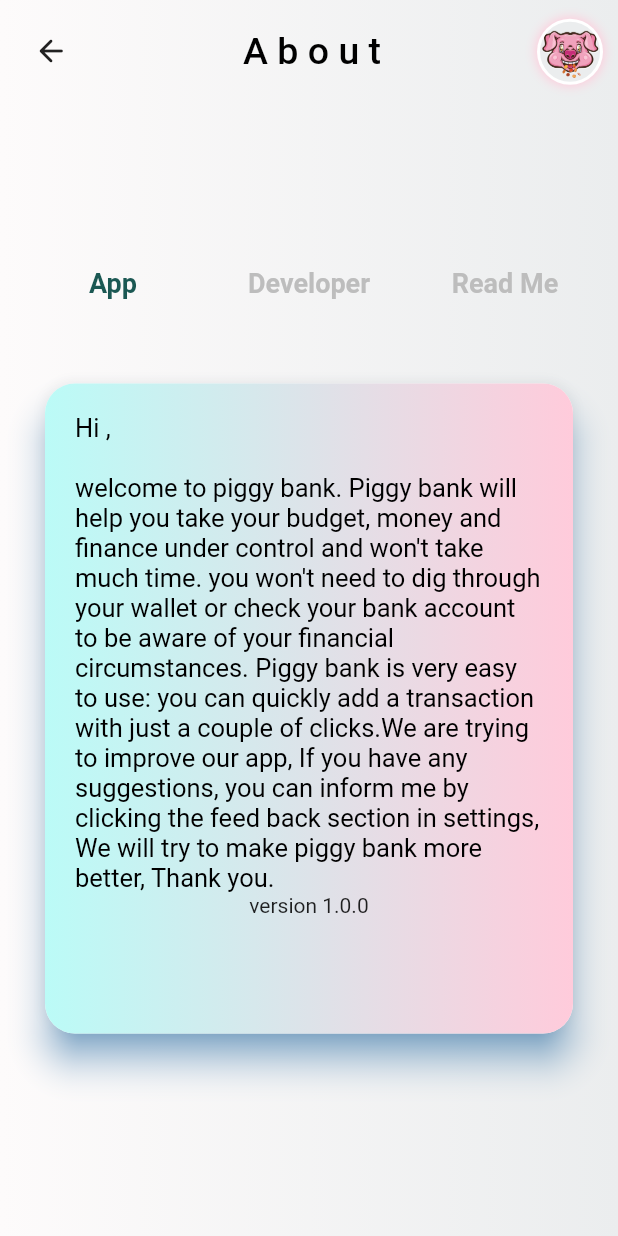
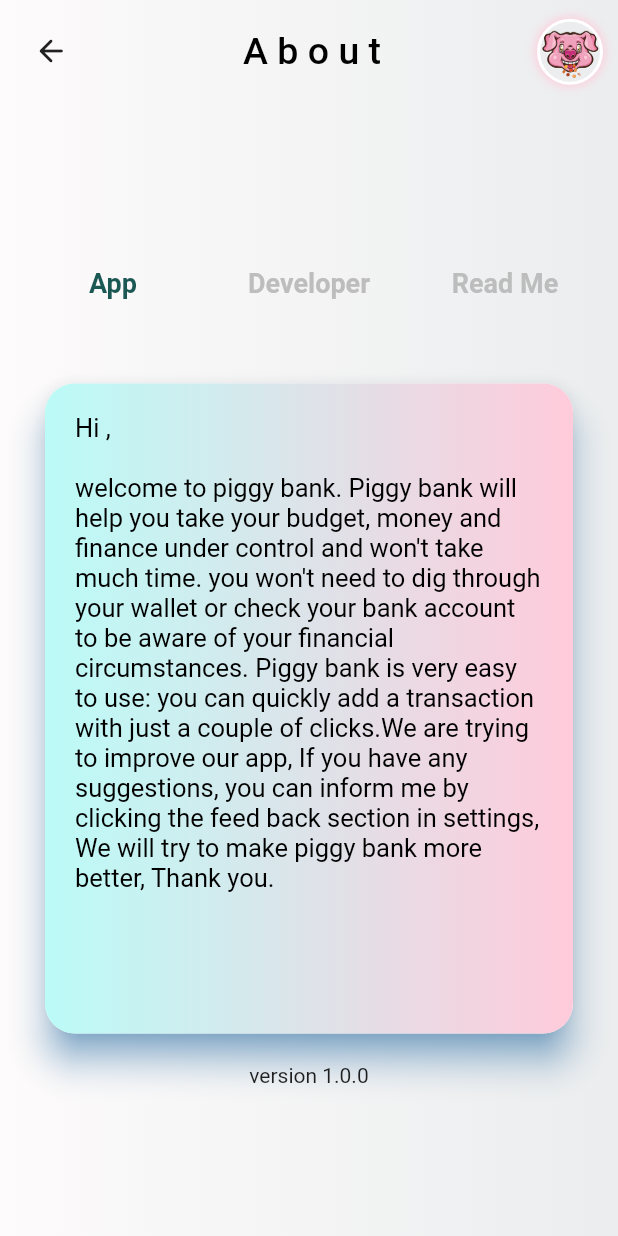
Before and after one commit to Abh1navAbhinav/piggy_bank2, a Flutter app: the About screen opened directly, on a phone screen of 412 x 824 dp. Run offline on Flutter 3.47's test engine with Material 2 defaults, Android fonts, the phone set to English and light mode, and no system bars; our stand-ins replace animated_bottom_navigation_bar, flutter_slidable, get, google_fonts, hive, hive_flutter and 4 more; accounts and stored records are empty.

Commit message:
about version changed

```diff
--- a/lib/screens/about.dart
+++ b/lib/screens/about.dart
@@ -114,13 +114,6 @@ class _AboutState extends State<About> with TickerProviderStateMixin {
                                     // wordSpacing: 2,
                                   ),
                                 ),
-                                const Expanded(
-                                  child: Center(
-                                    child: Text(
-                                      'version 1.0.0',
-                                    ),
-                                  ),
-                                )
                               ],
                             ),
                             Center(
@@ -151,6 +144,9 @@ class _AboutState extends State<About> with TickerProviderStateMixin {
                     ),
                   ),
                 ),
+                const Text(
+                  'version 1.0.0',
+                ),
               ],
             ),
           ),
```
